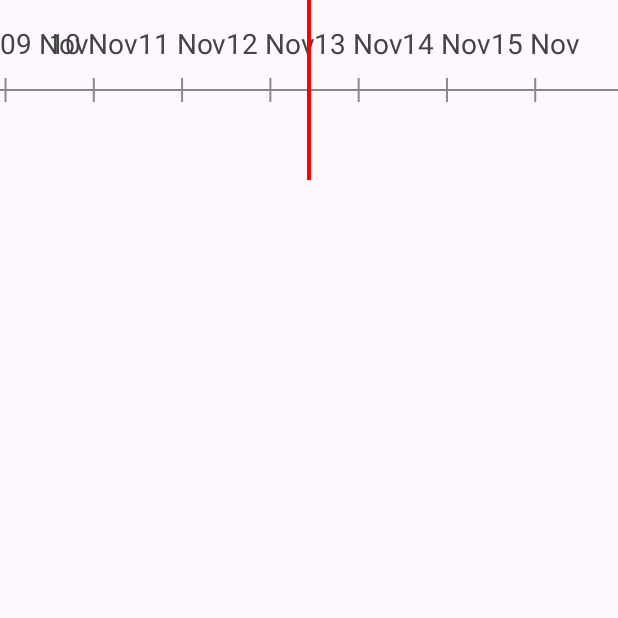
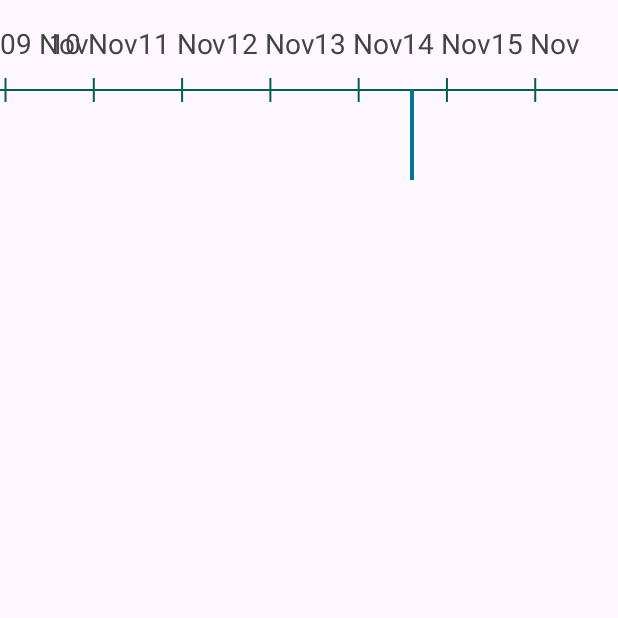
Before and after one commit to SiddharthaMaji-Videonetics/ScrubberTimeline, an Android app: the screen it shows after launch (MainActivity), on a phone screen of 412 x 824 dp, the top half of it. Run offline under Robolectric (Android 15) with nearby library versions, the phone set to English and light mode, and no system bars.

Commit message:
adding attar to scrubber

```diff
--- a/app/src/main/res/layout/activity_main.xml
+++ b/app/src/main/res/layout/activity_main.xml
@@ -14,8 +14,9 @@
         app:layout_constraintEnd_toEndOf="parent"
         app:layout_constraintStart_toStartOf="parent"
         app:layout_constraintTop_toTopOf="parent"
-        app:playheadColor="@android:color/holo_red_dark"
+        app:playheadColor="#007594"
         app:textSize="14sp"
-        app:tickColor="@android:color/darker_gray" />
+        app:barHeight="60dp"
+        app:tickColor="#005F51" />
 
 </androidx.constraintlayout.widget.ConstraintLayout>
--- a/scrubbertimelineview/src/main/java/com/videonatics/scrubbertimelineview/TimelineRulerView.kt
+++ b/scrubbertimelineview/src/main/java/com/videonatics/scrubbertimelineview/TimelineRulerView.kt
@@ -9,6 +9,7 @@ import android.view.*
 import android.widget.OverScroller
 import androidx.core.view.doOnLayout
 import kotlin.math.*
+import androidx.core.content.withStyledAttributes
 
 /**
  * TimelineRulerView - Infinite scroll + pinch-to-zoom (playhead-anchored)
@@ -27,9 +28,11 @@ class TimelineRulerView @JvmOverloads constructor(
     // Paints
     private val paintTick = Paint(Paint.ANTI_ALIAS_FLAG).apply { color = Color.GRAY; strokeWidth = 2f }
     private val paintText = Paint(Paint.ANTI_ALIAS_FLAG).apply { color = Color.DKGRAY; textSize = 28f }
-    private val paintPlayhead = Paint(Paint.ANTI_ALIAS_FLAG).apply { color = Color.RED; strokeWidth = 4f }
+    private var paintPlayhead = Paint(Paint.ANTI_ALIAS_FLAG).apply { color = Color.RED; strokeWidth = 4f }
     private val paintBar = Paint(Paint.ANTI_ALIAS_FLAG).apply { style = Paint.Style.FILL }
 
+    //-----bar-------
+    private var barHeight = height.toFloat()
     // Time units
     private val YEAR_MS = 365L * 24 * 60 * 60 * 1000
     private val DAY_MS = 24L * 60 * 60 * 1000
@@ -151,6 +154,16 @@ class TimelineRulerView @JvmOverloads constructor(
     }
 
     init {
+        if (attrs != null) {
+            context.withStyledAttributes(attrs, R.styleable.TimelineRulerView) {
+                paintPlayhead.color =
+                    getColor(R.styleable.TimelineRulerView_playheadColor, paintPlayhead.color)
+
+                barHeight = getDimension(R.styleable.TimelineRulerView_barHeight, height.toFloat())
+                paintTick.color = getColor(R.styleable.TimelineRulerView_tickColor, paintTick.color)
+            }
+        }
+
         isFocusable = true
         isClickable = true
         // set initial pxPerMs when view size becomes available
@@ -213,8 +226,8 @@ class TimelineRulerView @JvmOverloads constructor(
         drawTicks(canvas, visibleStartMs, visibleEndMs, lineY)
 
         // draw playhead: centerX
-        val playheadX = w / 2f
-        canvas.drawLine(playheadX, 0f, playheadX, h, paintPlayhead)
+        val playheadX = w - (w / 3f)
+        canvas.drawLine(playheadX, h - barHeight, playheadX, h, paintPlayhead)
     }
 
     private fun drawTicks(canvas: Canvas, visibleStartMs: Long, visibleEndMs: Long, lineY: Float) {
--- a/scrubbertimelineview/src/main/res/values/attrs.xml
+++ b/scrubbertimelineview/src/main/res/values/attrs.xml
@@ -6,5 +6,6 @@
         <attr name="tickColor" format="color" />
         <attr name="textColor" format="color" />
         <attr name="textSize" format="dimension" />
+        <attr name="playheadPosition" format="float" />
     </declare-styleable>
 </resources>
```
